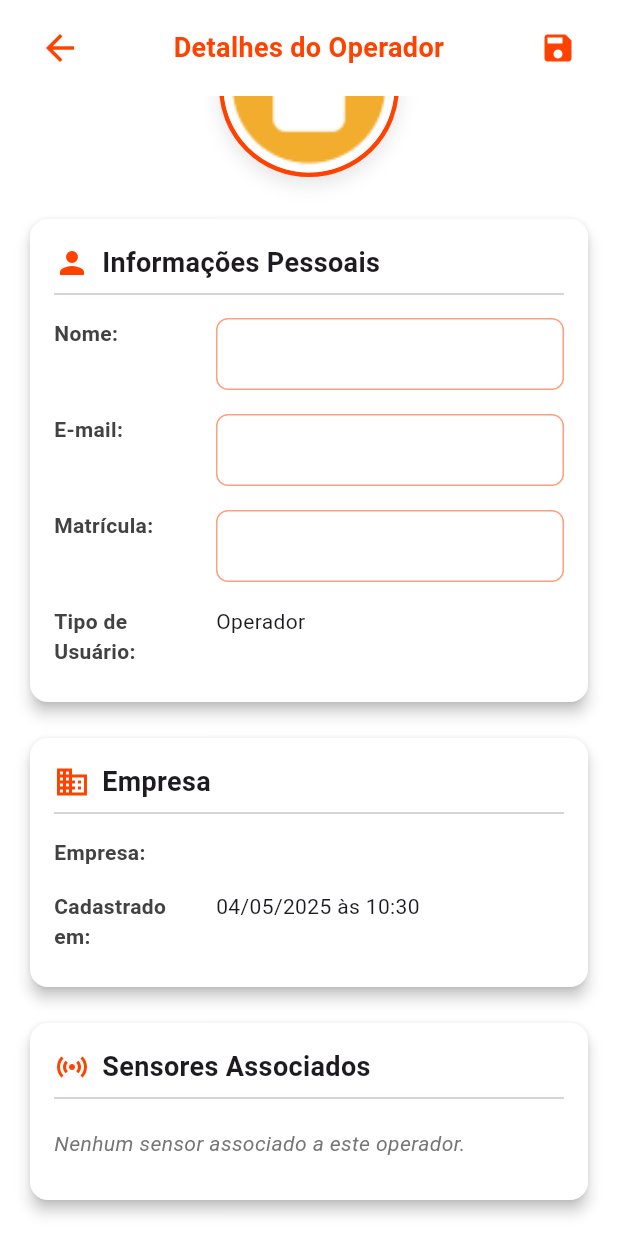
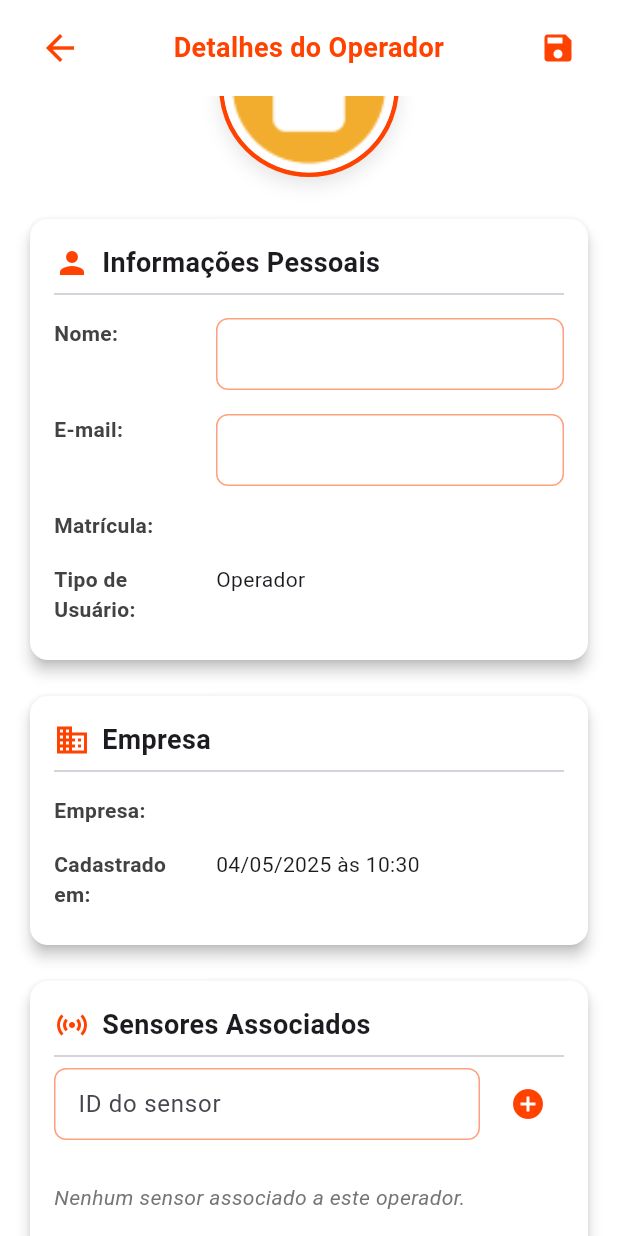
Before and after one commit to ramonVSCorrea/aplicativo_inclinometro, a Flutter app: the OperatorDetailsPage screen opened directly with empty values, scrolled down 102 dp, after a tap on the "edit" icon, on a phone screen of 412 x 824 dp. Run offline on Flutter 3.47's test engine with Material 3 defaults, Android fonts, the phone set to English and light mode, and no system bars; our stand-ins replace cloud_firestore, file_picker, firebase_auth, firebase_core, flutter_bluetooth_serial, google_maps_flutter and 3 more; accounts and stored records are empty; Roboto replaces fonts that are missing (Poppins).

Commit message:
🐛 fix: ajuste de adição/remoção de sensores

```diff
--- a/lib/views/operatordetails_page.dart
+++ b/lib/views/operatordetails_page.dart
@@ -24,7 +24,10 @@ class _OperatorDetailsPageState extends State<OperatorDetailsPage> {
   // Controladores para os campos de texto
   TextEditingController nameController = TextEditingController();
   TextEditingController emailController = TextEditingController();
-  TextEditingController matriculaController = TextEditingController();
+  TextEditingController sensorController = TextEditingController();
+
+  // Lista para armazenar os sensores
+  List<dynamic> sensorIds = [];
 
   @override
   void initState() {
@@ -36,7 +39,7 @@ class _OperatorDetailsPageState extends State<OperatorDetailsPage> {
   void dispose() {
     nameController.dispose();
     emailController.dispose();
-    matriculaController.dispose();
+    sensorController.dispose();
     super.dispose();
   }
 
@@ -55,7 +58,14 @@ class _OperatorDetailsPageState extends State<OperatorDetailsPage> {
           // Inicializar os controladores de texto
           nameController.text = operatorData['userName'] ?? operatorData['username'] ?? "Usuário";
           emailController.text = operatorData['email'] ?? 'Não informado';
-          matriculaController.text = operatorData['matricula'] ?? 'Não informado';
+
+          // Carregar sensores
+          sensorIds = [];
+          if (operatorData.containsKey('sensorId') && operatorData['sensorId'] is List) {
+            sensorIds = List.from(operatorData['sensorId']);
+          } else if (operatorData.containsKey('sensoresIDs') && operatorData['sensoresIDs'] is List) {
+            sensorIds = List.from(operatorData['sensoresIDs']);
+          }
         });
       }
     } catch (e) {
@@ -81,14 +91,14 @@ class _OperatorDetailsPageState extends State<OperatorDetailsPage> {
       await _firestore.collection('users').doc(widget.operatorId).update({
         'userName': nameController.text,
         'email': emailController.text,
-        'matricula': matriculaController.text,
+        'sensoresIDs': sensorIds, // Atualiza os sensores
       });
 
       // Atualiza os dados locais
       setState(() {
         operatorData['userName'] = nameController.text;
         operatorData['email'] = emailController.text;
-        operatorData['matricula'] = matriculaController.text;
+        operatorData['sensoresIDs'] = sensorIds;
         isEditingEnabled = false;
       });
 
@@ -105,6 +115,29 @@ class _OperatorDetailsPageState extends State<OperatorDetailsPage> {
         isLoading = false;
       });
     }
+  }
+
+  // Função para adicionar um sensor
+  void _addSensor() {
+    if (sensorController.text.trim().isNotEmpty) {
+      setState(() {
+        if (!sensorIds.contains(sensorController.text.trim())) {
+          sensorIds.add(sensorController.text.trim());
+          sensorController.clear();
+        } else {
+          ScaffoldMessenger.of(context).showSnackBar(
+              SnackBar(content: Text('Este sensor já está associado ao operador'))
+          );
+        }
+      });
+    }
+  }
+
+  // Função para remover um sensor
+  void _removeSensor(dynamic sensor) {
+    setState(() {
+      sensorIds.remove(sensor);
+    });
   }
 
   // Função para excluir o operador
@@ -197,32 +230,6 @@ class _OperatorDetailsPageState extends State<OperatorDetailsPage> {
         );
       },
     );
-  }
-
-  Future<void> _confirmDeleteOperator() async {
-    setState(() {
-      isLoading = true;
-    });
-
-    try {
-      // Exclui o documento do usuário no Firestore
-      await _firestore.collection('users').doc(widget.operatorId).delete();
-
-      ScaffoldMessenger.of(context).showSnackBar(
-          SnackBar(content: Text('Operador excluído com sucesso'))
-      );
-
-      // Volta para a tela anterior
-      Navigator.of(context).pop();
-    } catch (e) {
-      setState(() {
-        isLoading = false;
-      });
-      print("Erro ao excluir operador: $e");
-      ScaffoldMessenger.of(context).showSnackBar(
-          SnackBar(content: Text('Erro ao excluir operador'))
-      );
-    }
   }
 
   @override
@@ -397,9 +404,8 @@ class _OperatorDetailsPageState extends State<OperatorDetailsPage> {
                 ? _buildEditableInfoItem('E-mail', emailController)
                 : _buildInfoItem('E-mail', operatorData['email'] ?? 'Não informado'),
 
-            isEditingEnabled
-                ? _buildEditableInfoItem('Matrícula', matriculaController)
-                : _buildInfoItem('Matrícula', operatorData['matricula'] ?? 'Não informado'),
+            // Matrícula não é editável
+            _buildInfoItem('Matrícula', operatorData['operatorId'] ?? 'Não informado'),
 
             _buildInfoItem('Tipo de Usuário', 'Operador'),
           ],
@@ -446,14 +452,6 @@ class _OperatorDetailsPageState extends State<OperatorDetailsPage> {
   }
 
   Widget _buildSensorsCard() {
-    // Sensores associados ao usuário, se houver
-    List<dynamic> sensorIds = [];
-    if (operatorData.containsKey('sensorId') && operatorData['sensorId'] is List) {
-      sensorIds = operatorData['sensorId'];
-    } else if (operatorData.containsKey('sensoresIDs') && operatorData['sensoresIDs'] is List) {
-      sensorIds = operatorData['sensoresIDs'];
-    }
-
     return Card(
       elevation: 4,
       shape: RoundedRectangleBorder(
@@ -480,6 +478,46 @@ class _OperatorDetailsPageState extends State<OperatorDetailsPage> {
               ],
             ),
             Divider(),
+
+            // Campo para adicionar sensor (apenas visível no modo edição)
+            if (isEditingEnabled)
+              Padding(
+                padding: EdgeInsets.only(bottom: 16),
+                child: Row(
+                  children: [
+                    Expanded(
+                      child: TextField(
+                        controller: sensorController,
+                        decoration: InputDecoration(
+                          contentPadding: EdgeInsets.symmetric(vertical: 8, horizontal: 12),
+                          border: OutlineInputBorder(
+                            borderRadius: BorderRadius.circular(8),
+                            borderSide: BorderSide(color: Color(0xFFFF4200).withOpacity(0.5)),
+                          ),
+                          enabledBorder: OutlineInputBorder(
+                            borderRadius: BorderRadius.circular(8),
+                            borderSide: BorderSide(color: Color(0xFFFF4200).withOpacity(0.5)),
+                          ),
+                          focusedBorder: OutlineInputBorder(
+                            borderRadius: BorderRadius.circular(8),
+                            borderSide: BorderSide(color: Color(0xFFFF4200)),
+                          ),
+                          hintText: 'ID do sensor',
+                          hintStyle: TextStyle(fontFamily: 'Poppins'),
+                        ),
+                        style: TextStyle(fontFamily: 'Poppins'),
+                      ),
+                    ),
+                    SizedBox(width: 8),
+                    IconButton(
+                      icon: Icon(Icons.add_circle, color: Color(0xFFFF4200)),
+                      onPressed: _addSensor,
+                    ),
+                  ],
+                ),
+              ),
+
+            // Lista de sensores
             sensorIds.isEmpty
                 ? Padding(
               padding: EdgeInsets.symmetric(vertical: 12),
@@ -521,6 +559,15 @@ class _OperatorDetailsPageState extends State<OperatorDetailsPage> {
                           ),
                         ),
                       ),
+                      // Botão para remover sensor (apenas visível no modo edição)
+                      if (isEditingEnabled)
+                        IconButton(
+                          icon: Icon(Icons.delete, color: Colors.red),
+                          onPressed: () => _removeSensor(sensorId),
+                          iconSize: 20,
+                          padding: EdgeInsets.zero,
+                          constraints: BoxConstraints(),
+                        ),
                     ],
                   ),
                 );
```
